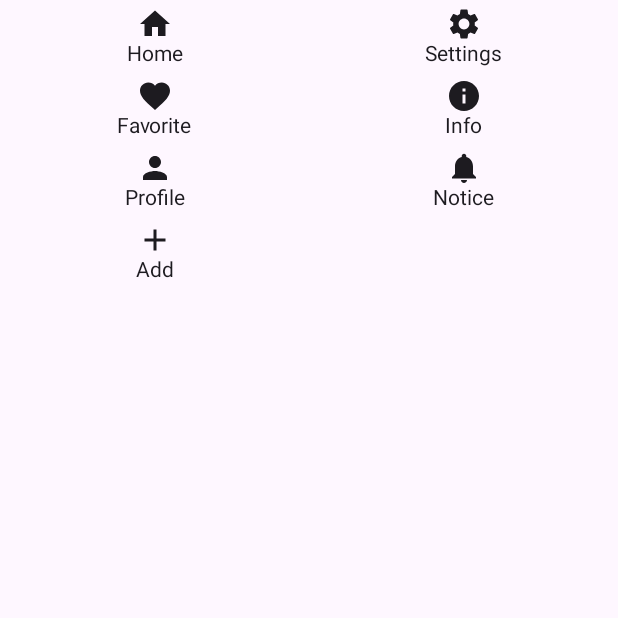
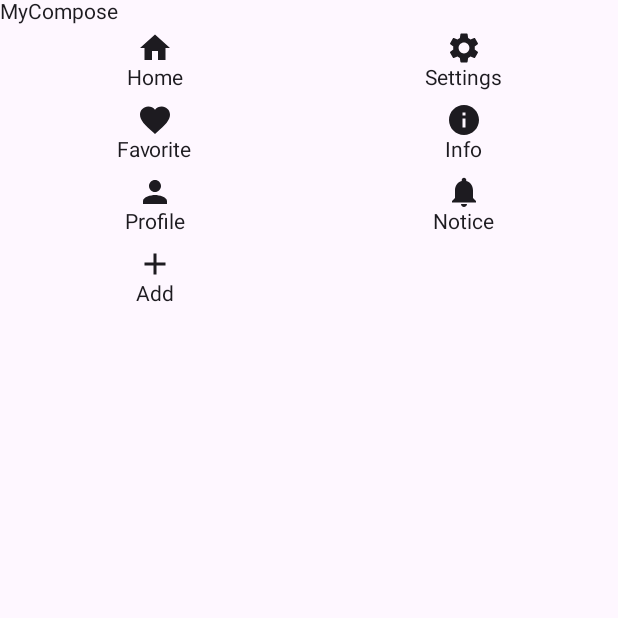
Before and after one commit to boris920308/android_training, an Android app built with Jetpack Compose: the screen it shows after launch (MainActivity), on a phone screen of 412 x 824 dp, the top half of it. Run offline under Robolectric (Android 15) with nearby library versions, the phone set to English and light mode, and no system bars.

Commit message:
feat. topBar 추가

```diff
--- a/MyCompose/app/src/main/java/hoon/example/mycompose/ui/MyComposeApp.kt
+++ b/MyCompose/app/src/main/java/hoon/example/mycompose/ui/MyComposeApp.kt
@@ -3,7 +3,10 @@ package hoon.example.mycompose.ui
 import android.widget.Toast
 import androidx.compose.foundation.layout.padding
 import androidx.compose.foundation.layout.statusBarsPadding
+import androidx.compose.material3.CenterAlignedTopAppBar
 import androidx.compose.material3.Scaffold
+import androidx.compose.material3.Text
+import androidx.compose.material3.TopAppBar
 import androidx.compose.runtime.Composable
 import androidx.compose.ui.Modifier
 import androidx.compose.ui.platform.LocalContext
@@ -20,7 +23,11 @@ fun MyComposeApp() {
 fun MyComposeAppContent() {
     val context = LocalContext.current
 
-    Scaffold { innerPadding ->
+    Scaffold(
+        topBar = {
+            Text("MyCompose")
+        }
+    ) { innerPadding ->
         HomeScreen(
             modifier = Modifier
                 .padding(innerPadding),
```
